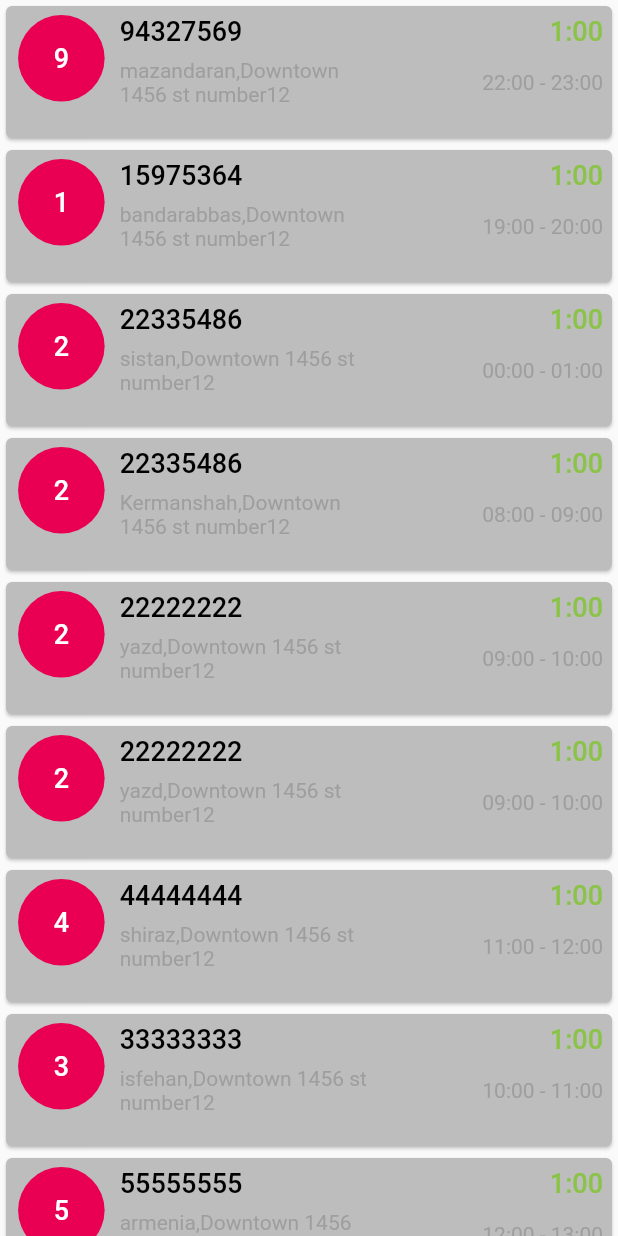
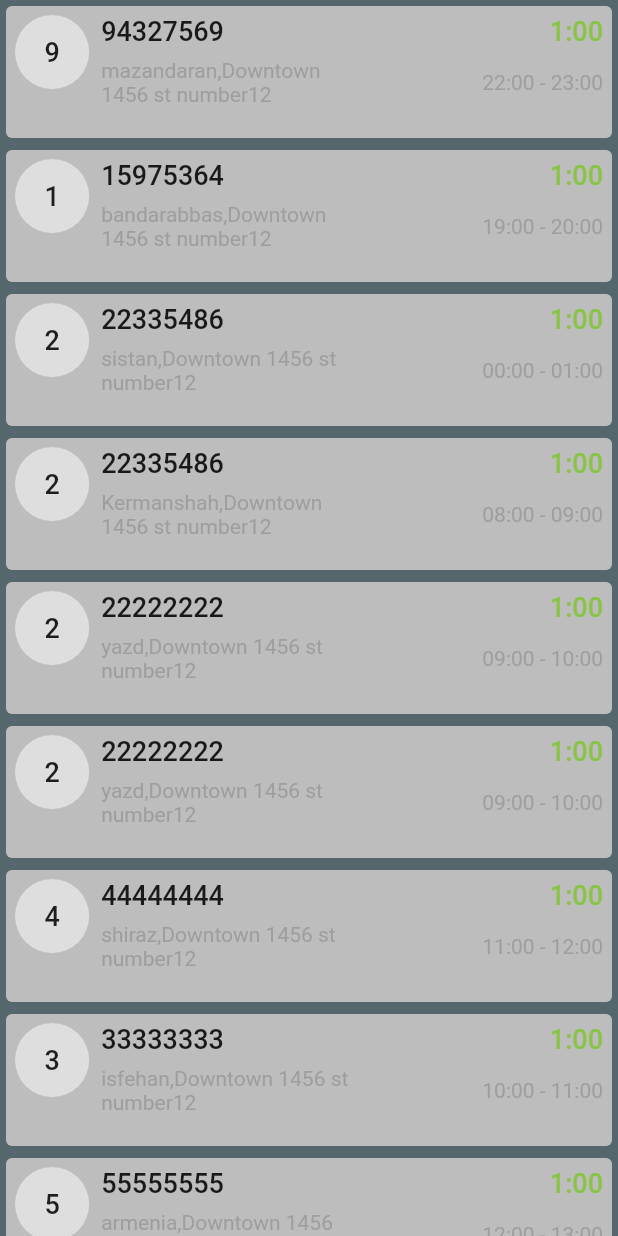
Before and after one commit to M4RZB4Ni/Routetitan-Flatter-Assignment, a Flutter app: the Stops screen opened directly, on a phone screen of 412 x 824 dp. Run offline on Flutter 3.47's test engine with Material 2 defaults, Android fonts, the phone set to English and light mode, and no system bars; our stand-ins replace flutter_map, latlong2, location.

```diff
--- a/lib/views/map.dart
+++ b/lib/views/map.dart
@@ -2,9 +2,11 @@ import 'package:flutter/cupertino.dart';
 import 'package:flutter/material.dart';
 import 'package:latlong2/latlong.dart';
 import "package:flutter_map/flutter_map.dart";
+import 'package:location/location.dart';
 
 class Map extends StatefulWidget{
-  const Map({Key? key}) : super(key: key);
+  LocationData locationData;
+   Map({Key? key,required this.locationData}) : super(key: key);
 
   @override
   State<StatefulWidget> createState() {
--- a/lib/views/stops.dart
+++ b/lib/views/stops.dart
@@ -51,30 +51,52 @@ class StopsState extends State<Stops>{
     Provider.of<StopData>(context, listen: false).addStops(itemIndex: 48503628,address: "lavasan,Downtown 1456 st number12",startTime: "02:00",endTime: "03:30",estimatedTime: "1:30",taskState: "notSelected");
 
 
-   return Consumer<StopData>(builder: (context, stopData, child) {
+   return Scaffold(backgroundColor: const Color(0xff53676d),body: Consumer<StopData>(builder: (context, stopData, child) {
      return ListView(children: stopData.stops.map((stop) =>
          InkWell(onTap:() {
            stopData.unselectAll();
            stopData.selectStop(stop);
          }
          ,child: Card(
+               elevation: 0,
          key: Key('${stopData.stops.indexOf(stop)}'),
          color: stop.taskState=="Finished" ? const Color(0xff53676d): stop.taskState=="Selected" ? Colors.white : Colors.grey.shade400,child: InkWell(child:Padding(padding: const EdgeInsets.all(6),
          child:Row(
            crossAxisAlignment: CrossAxisAlignment.start,
            children: [
+             stop.taskState=="Finished" ?
+
              Padding(
                padding: const EdgeInsets.only(right: 8),
-               child: Container(width: w*0.15,height: h*0.07,decoration:  const BoxDecoration(shape: BoxShape.circle,color:  Color(0xffE90052)),child: Center(child: Text(stop.itemIndex.toString().substring(0,1),style: Theme.of(context).textTheme.headline1,)),),
-             ),
+               child: Container(width: w*0.15,height: h*0.07,
+                   decoration:  const BoxDecoration(shape: BoxShape.circle,color:  Color(0xff4688f1)),
+                   child: const Center(child: Icon(Icons.check,size: 24,color: Colors.white,)))) :
+
+             stop.taskState=="Selected" ?
+             Padding(padding: const EdgeInsets.only(right: 8),
+                 child: Container(width: w*0.15,height: h*0.07,
+                     decoration:  const BoxDecoration(shape: BoxShape.circle,color:  Color(0xffE90052)),
+                     child: Center(child: Text(stop.itemIndex.toString().substring(0,1),
+                       style: Theme.of(context).textTheme.headline1,))))
+
+                 :
+             Padding(padding: const EdgeInsets.only(right: 8),
+                 child: Container(width: w*0.12,height: h*0.06,
+                     decoration:  const BoxDecoration(shape: BoxShape.circle,color:  Color(0xffdedede)),
+                     child: Center(child: Text(stop.itemIndex.toString().substring(0,1),
+                       style: Theme.of(context).textTheme.headline1!.copyWith(color: Colors.black87),)))),
 
              Expanded(child: Column(
                children: [
                  Row(
                    mainAxisAlignment: MainAxisAlignment.spaceBetween,
                    children: [
-                     Text(stop.itemIndex.toString(),style: Theme.of(context).textTheme.headline1!.copyWith(color: Colors.black),),
-                     Text(stop.estimatedTime,style: Theme.of(context).textTheme.headline1!.copyWith(color: Colors.lightGreen),),
+                     stop.taskState=="Finished" ?
+                     Text(stop.itemIndex.toString(),style: Theme.of(context).textTheme.headline1!.copyWith(color: Colors.grey.shade500),) :
+                        Text(stop.itemIndex.toString(),style: Theme.of(context).textTheme.headline1!.copyWith(color: Colors.black87),) ,
+
+                     Visibility(visible: stop.taskState!="Finished"
+                       ,child: Text(stop.estimatedTime,style: Theme.of(context).textTheme.headline1!.copyWith(color: Colors.lightGreen),)),
                    ],),
                  Padding(
                    padding: const EdgeInsets.only(top: 8,bottom: 15),
@@ -82,7 +104,8 @@ class StopsState extends State<Stops>{
                      mainAxisAlignment: MainAxisAlignment.spaceBetween,
                      children: [
                        Container(constraints: BoxConstraints(maxWidth: w/2.5),child: Text(stop.address.toString(),maxLines: 2,style: Theme.of(context).textTheme.bodyText1)),
-                       Text("${stop.startTime} - ${stop.endTime}",style: Theme.of(context).textTheme.bodyText1),
+                       Visibility(visible: stop.taskState!="Finished"
+                           ,child: Text("${stop.startTime} - ${stop.endTime}",style: Theme.of(context).textTheme.bodyText1)),
                      ],),
                  ),
                  Visibility(
@@ -116,7 +139,7 @@ class StopsState extends State<Stops>{
            ],)))))).toList(),
 
      );
-   },);
+   },));
 
 
 
--- a/pubspec.yaml
+++ b/pubspec.yaml
@@ -26,6 +26,8 @@ dev_dependencies:
   http: ^0.13.4
   flutter_map: ^0.14.0
   provider: ^6.0.1
+  location: ^4.2.0
+
 flutter:
 
 
```
Also changed, not shown: lib/models/stop_data.dart (+5 -3 lines), lib/views/hq.dart (+35 -3 lines), pubspec.lock, 1 other file.
